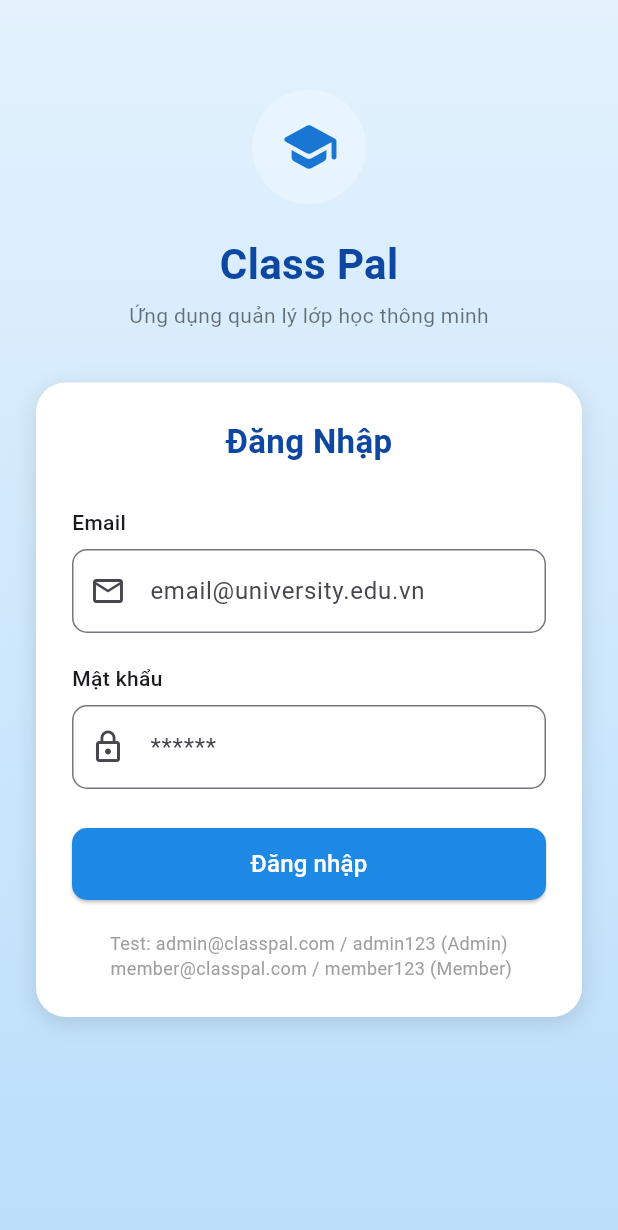
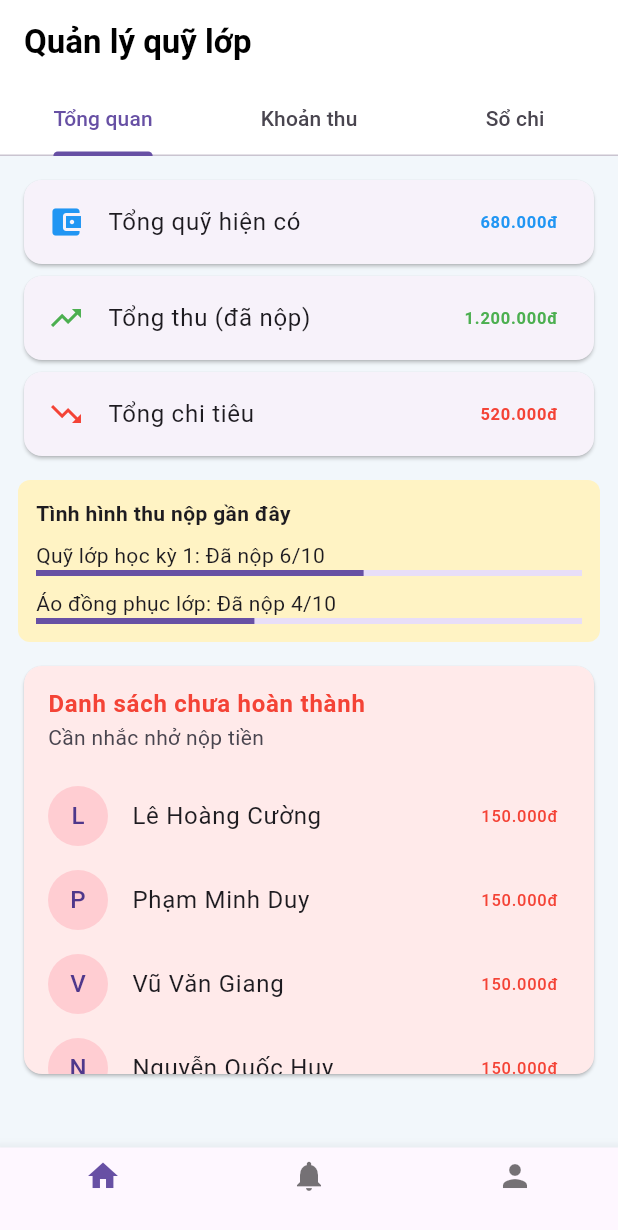
Before and after one commit to JetXikaQuynh/classpall_flutter, a Flutter app: the screen it shows after launch, on a phone screen of 412 x 824 dp. Shown: the top 1230 px of the screen. Run offline on Flutter 3.47's test engine with Material 3 defaults, Android fonts, the phone set to English and light mode, and no system bars; our stand-ins replace firebase_core; accounts and stored records are empty.

Commit message:
UI fund module

```diff
--- a/lib/main.dart
+++ b/lib/main.dart
@@ -1,40 +1,18 @@
-// import 'package:classpall_flutter/screens/duty/create_duty_screen.dart';
-// import 'package:classpall_flutter/screens/duty/duty_detail_screen.dart';
-// import 'package:classpall_flutter/screens/duty/leaderboard_screen.dart';
-// import 'package:classpall_flutter/screens/duty/member_dashboard_duty.dart';
-// import 'package:classpall_flutter/screens/profile/personal_profile_screen.dart';
-// import 'package:flutter/material.dart';
-// import 'screens/duty/admin_dashboard_duty.dart';
-// import 'screens/profile/edit_profile_screen.dart';
-// import 'screens/profile/permission_screen.dart';
+import 'package:flutter/material.dart';
+import 'screens/fund/fund_screen.dart';
 
-// void main() {
-//   runApp(const MyApp());
-// }
+void main() {
+  runApp(const MyApp());
+}
 
-// class MyApp extends StatelessWidget {
-//   const MyApp({super.key});
+class MyApp extends StatelessWidget {
+  const MyApp({super.key});
 
-//   @override
-//   Widget build(BuildContext context) {
-//     return MaterialApp(
-//       debugShowCheckedModeBanner: false,
-//       home: const PersonalProfileScreen(),
-//     );
-//   }
-// }
-import 'package:flutter/material.dart';
-import 'package:firebase_core/firebase_core.dart';
-import 'firebase_options.dart';
-import 'app.dart';
-
-
-void main() async {
-  WidgetsFlutterBinding.ensureInitialized();
-
-  // Khởi tạo Firebase
-  await Firebase.initializeApp(options: DefaultFirebaseOptions.currentPlatform);
-
-
-  runApp(const App()); // chạy app.dart
+  @override
+  Widget build(BuildContext context) {
+    return const MaterialApp(
+      debugShowCheckedModeBanner: false,
+      home: FundScreen(), // 👈 chạy thẳng màn hình này
+    );
+  }
 }
--- /dev/null
+++ b/lib/screens/fund/add_expense_dialog.dart
@@ -0,0 +1,26 @@
+import 'package:flutter/material.dart';
+
+class AddExpenseDialog extends StatelessWidget {
+  const AddExpenseDialog({super.key});
+
+  @override
+  Widget build(BuildContext context) {
+    return AlertDialog(
+      title: const Text('Thêm khoản chi mới'),
+      content: Column(
+        mainAxisSize: MainAxisSize.min,
+        children: const [
+          TextField(decoration: InputDecoration(labelText: 'Ngày')),
+          TextField(decoration: InputDecoration(labelText: 'Số tiền')),
+          TextField(decoration: InputDecoration(labelText: 'Ghi chú')),
+        ],
+      ),
+      actions: [
+        ElevatedButton(
+          onPressed: () => Navigator.pop(context),
+          child: const Text('Thêm'),
+        ),
+      ],
+    );
+  }
+}
--- /dev/null
+++ b/lib/screens/fund/add_income_dialog.dart
@@ -0,0 +1,25 @@
+import 'package:flutter/material.dart';
+
+class AddIncomeDialog extends StatelessWidget {
+  const AddIncomeDialog({super.key});
+
+  @override
+  Widget build(BuildContext context) {
+    return AlertDialog(
+      title: const Text('Tạo khoản thu mới'),
+      content: Column(
+        mainAxisSize: MainAxisSize.min,
+        children: const [
+          TextField(decoration: InputDecoration(labelText: 'Tên khoản thu')),
+          TextField(decoration: InputDecoration(labelText: 'Số tiền mỗi người')),
+        ],
+      ),
+      actions: [
+        ElevatedButton(
+          onPressed: () => Navigator.pop(context),
+          child: const Text('Tạo khoản thu'),
+        ),
+      ],
+    );
+  }
+}
--- /dev/null
+++ b/lib/screens/fund/expense_detail_screen.dart
@@ -0,0 +1,24 @@
+import 'package:flutter/material.dart';
+
+class ExpenseDetailScreen extends StatelessWidget {
+  const ExpenseDetailScreen({super.key});
+
+  @override
+  Widget build(BuildContext context) {
+    return Scaffold(
+      appBar: AppBar(title: const Text('Sổ ghi chép chi tiêu')),
+      body: ListView(
+        children: const [
+          ListTile(
+            title: Text('In tài liệu'),
+            trailing: Text('-120.000đ'),
+          ),
+          ListTile(
+            title: Text('Mua nước'),
+            trailing: Text('-80.000đ'),
+          ),
+        ],
+      ),
+    );
+  }
+}
--- a/lib/screens/fund/fund_screen.dart
+++ b/lib/screens/fund/fund_screen.dart
@@ -0,0 +1,357 @@
+import 'package:flutter/material.dart';
+import 'add_income_dialog.dart';
+import 'add_expense_dialog.dart';
+
+class FundScreen extends StatefulWidget {
+  const FundScreen({super.key});
+
+  @override
+  State<FundScreen> createState() => _FundScreenState();
+}
+
+class _FundScreenState extends State<FundScreen>
+    with SingleTickerProviderStateMixin {
+  late TabController _tabController;
+
+  final List<Map<String, dynamic>> students = [
+    {'name': 'Nguyễn Văn An', 'paid': true},
+    {'name': 'Trần Thị Bích', 'paid': true},
+    {'name': 'Lê Hoàng Cường', 'paid': false},
+    {'name': 'Phạm Minh Duy', 'paid': false},
+    {'name': 'Hoàng Thị Minh', 'paid': true},
+    {'name': 'Vũ Văn Giang', 'paid': false},
+    {'name': 'Đỗ Thị Lan', 'paid': true},
+    {'name': 'Nguyễn Quốc Huy', 'paid': false},
+    {'name': 'Bùi Minh Tuấn', 'paid': true},
+    {'name': 'Phan Thị Ngọc', 'paid': false},
+  ];
+
+  @override
+  void initState() {
+    super.initState();
+    _tabController = TabController(length: 3, vsync: this);
+  }
+
+  @override
+  Widget build(BuildContext context) {
+    return Scaffold(
+      backgroundColor: const Color(0xFFF2F7FB),
+      appBar: AppBar(
+        backgroundColor: Colors.white,
+        foregroundColor: Colors.black,
+        elevation: 0,
+        title: const Text(
+          'Quản lý quỹ lớp',
+          style: TextStyle(fontWeight: FontWeight.bold),
+        ),
+        bottom: TabBar(
+          controller: _tabController,
+          tabs: const [
+            Tab(text: 'Tổng quan'),
+            Tab(text: 'Khoản thu'),
+            Tab(text: 'Sổ chi'),
+          ],
+        ),
+      ),
+      body: TabBarView(
+        controller: _tabController,
+        children: [
+          _overviewTab(),
+          _incomeTab(),
+          _expenseTab(),
+        ],
+      ),
+      bottomNavigationBar: BottomNavigationBar(
+        currentIndex: 0,
+        items: const [
+          BottomNavigationBarItem(icon: Icon(Icons.home), label: ''),
+          BottomNavigationBarItem(
+              icon: Icon(Icons.notifications), label: ''),
+          BottomNavigationBarItem(icon: Icon(Icons.person), label: ''),
+        ],
+      ),
+    );
+  }
+
+  // ================= TỔNG QUAN =================
+
+  Widget _overviewTab() {
+    return ListView(
+      padding: const EdgeInsets.all(12),
+      children: [
+        _summaryCard(Icons.account_balance_wallet, 'Tổng quỹ hiện có',
+            '680.000đ', Colors.blue),
+        _summaryCard(Icons.trending_up, 'Tổng thu (đã nộp)', '1.200.000đ',
+            Colors.green),
+        _summaryCard(Icons.trending_down, 'Tổng chi tiêu', '520.000đ',
+            Colors.red),
+        const SizedBox(height: 12),
+        _recentStatus(),
+        const SizedBox(height: 12),
+        _unpaidList(),
+      ],
+    );
+  }
+
+  Widget _recentStatus() {
+    return Container(
+      padding: const EdgeInsets.all(12),
+      decoration: BoxDecoration(
+        color: const Color(0xFFFFF3C4),
+        borderRadius: BorderRadius.circular(8),
+      ),
+      child: const Column(
+        crossAxisAlignment: CrossAxisAlignment.start,
+        children: [
+          Text('Tình hình thu nộp gần đây',
+              style: TextStyle(fontWeight: FontWeight.bold)),
+          SizedBox(height: 8),
+          Text('Quỹ lớp học kỳ 1: Đã nộp 6/10'),
+          LinearProgressIndicator(value: 0.6),
+          SizedBox(height: 8),
+          Text('Áo đồng phục lớp: Đã nộp 4/10'),
+          LinearProgressIndicator(value: 0.4),
+        ],
+      ),
+    );
+  }
+
+  Widget _unpaidList() {
+    final unpaid = students.where((e) => !e['paid']).toList();
+
+    return Card(
+      color: const Color(0xFFFFEAEA),
+      child: Column(
+        children: [
+          const ListTile(
+            title: Text(
+              'Danh sách chưa hoàn thành',
+              style:
+              TextStyle(fontWeight: FontWeight.bold, color: Colors.red),
+            ),
+            subtitle: Text('Cần nhắc nhở nộp tiền'),
+          ),
+          SizedBox(
+            height: 200,
+            child: ListView.builder(
+              itemCount: unpaid.length,
+              itemBuilder: (_, i) {
+                return ListTile(
+                  leading: CircleAvatar(
+                    backgroundColor: Colors.red.shade100,
+                    child: Text(unpaid[i]['name'][0]),
+                  ),
+                  title: Text(unpaid[i]['name']),
+                  trailing: const Text(
+                    '150.000đ',
+                    style: TextStyle(color: Colors.red),
+                  ),
+                );
+              },
+            ),
+          ),
+        ],
+      ),
+    );
+  }
+
+  // ================= KHOẢN THU =================
+
+  Widget _incomeTab() {
+    return ListView(
+      padding: const EdgeInsets.all(12),
+      children: [
+        Align(
+          alignment: Alignment.centerRight,
+          child: ElevatedButton.icon(
+            icon: const Icon(Icons.add),
+            label: const Text('Tạo khoản thu'),
+            onPressed: () {
+              showDialog(
+                context: context,
+                builder: (_) => const AddIncomeDialog(),
+              );
+            },
+          ),
+        ),
+        const SizedBox(height: 8),
+        _incomeGroup('Quỹ lớp học kỳ 1', '600.000đ'),
+        _incomeGroup('Áo đồng phục lớp', '600.000đ'),
+      ],
+    );
+  }
+
+  Widget _incomeGroup(String title, String amount) {
+    return Card(
+      color: const Color(0xFFFFF3C4),
+      margin: const EdgeInsets.only(bottom: 12),
+      child: Column(
+        children: [
+          ListTile(
+            title: Text(title,
+                style: const TextStyle(fontWeight: FontWeight.bold)),
+            subtitle: const Text('100.000đ / người'),
+            trailing: Text(amount,
+                style: const TextStyle(fontWeight: FontWeight.bold)),
+          ),
+          SizedBox(
+            height: 250,
+            child: ListView.builder(
+              itemCount: students.length,
+              itemBuilder: (_, i) {
+                final s = students[i];
+                return ListTile(
+                  leading: CircleAvatar(child: Text(s['name'][0])),
+                  title: Text(s['name']),
+                  trailing: Chip(
+                    label: Text(s['paid'] ? 'Đã nộp' : 'Chưa nộp'),
+                    backgroundColor: s['paid']
+                        ? Colors.green.shade100
+                        : Colors.red.shade100,
+                  ),
+                );
+              },
+            ),
+          ),
+        ],
+      ),
+    );
+  }
+
+  // ================= SỔ CHI =================
+
+  Widget _expenseTab() {
+    return ListView(
+      padding: const EdgeInsets.all(12),
+      children: [
+        _summaryCard(Icons.account_balance_wallet, 'Tổng quỹ hiện có',
+            '680.000 đ', Colors.blue),
+        _summaryCard(Icons.trending_up, 'Tổng thu (đã nộp)',
+            '1.200.000 đ', Colors.green),
+        _summaryCard(Icons.trending_down, 'Tổng chi tiêu', '520.000 đ',
+            Colors.red),
+        const SizedBox(height: 8),
+        Align(
+          alignment: Alignment.centerRight,
+          child: ElevatedButton.icon(
+            icon: const Icon(Icons.edit),
+            label: const Text('Ghi khoản chi'),
+            style: ElevatedButton.styleFrom(
+              backgroundColor: const Color(0xFF2F80ED),
+            ),
+            onPressed: () {
+              showDialog(
+                context: context,
+                builder: (_) => const AddExpenseDialog(),
+              );
+            },
+          ),
+        ),
+        const SizedBox(height: 12),
+        _expenseBook(),
+      ],
+    );
+  }
+
+  Widget _expenseBook() {
+    return Container(
+      padding: const EdgeInsets.all(12),
+      decoration: BoxDecoration(
+        color: const Color(0xFFFFF3C4),
+        borderRadius: BorderRadius.circular(8),
+      ),
+      child: Column(
+        crossAxisAlignment: CrossAxisAlignment.start,
+        children: [
+          Row(
+            mainAxisAlignment: MainAxisAlignment.spaceBetween,
+            children: const [
+              Text('Sổ ghi chép chi tiêu',
+                  style: TextStyle(fontWeight: FontWeight.bold)),
+              Text('Tổng chi\n520.000đ',
+                  textAlign: TextAlign.right,
+                  style: TextStyle(fontWeight: FontWeight.bold)),
+            ],
+          ),
+          const SizedBox(height: 12),
+          _expenseHeader(),
+          const Divider(),
+          _expenseRow(
+              date: '10/09/2025',
+              title: 'Photo tài liệu môn toán',
+              amount: '50.000đ'),
+          _expenseRow(
+              date: '20/10/2025',
+              title: 'Hoa chúc mừng 20/11',
+              amount: '350.000đ'),
+          _expenseRow(
+              date: '25/11/2025',
+              title: 'Uống nước dã ngoại',
+              amount: '120.000đ'),
+        ],
+      ),
+    );
+  }
+
+  // ================= COMMON =================
+
+  Widget _summaryCard(
+      IconData icon, String title, String value, Color color) {
+    return Card(
+      child: ListTile(
+        leading: Icon(icon, color: color),
+        title: Text(title),
+        trailing: Text(
+          value,
+          style:
+          TextStyle(color: color, fontWeight: FontWeight.bold),
+        ),
+      ),
+    );
+  }
+
+  Widget _expenseHeader() {
+    return const Row(
+      children: [
+        Expanded(
+          flex: 2,
+          child:
+          Text('Ngày', style: TextStyle(fontWeight: FontWeight.bold)),
+        ),
+        Expanded(
+          flex: 4,
+          child: Text('Nội dung',
+              style: TextStyle(fontWeight: FontWeight.bold)),
+        ),
+        Expanded(
+          flex: 2,
+          child: Text('Số tiền',
+              style: TextStyle(fontWeight: FontWeight.bold)),
+        ),
+        SizedBox(width: 28),
+      ],
+    );
+  }
+
+  Widget _expenseRow({
+    required String date,
+    required String title,
+    required String amount,
+  }) {
+    return Padding(
+      padding: const EdgeInsets.symmetric(vertical: 6),
+      child: Row(
+        children: [
+          Expanded(flex: 2, child: Text(date)),
+          Expanded(flex: 4, child: Text(title)),
+          Expanded(
+            flex: 2,
+            child: Text(amount,
+                style: const TextStyle(fontWeight: FontWeight.w500)),
+          ),
+          const Icon(Icons.attach_file, size: 18),
+        ],
+      ),
+    );
+  }
+}
```
Also changed, not shown: pubspec.lock.
